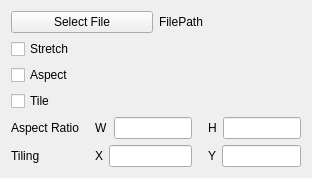
Above: config.ui from thothonegan/PlasmaWallpaperAnimatedImage before the change. Below: the same form after it.
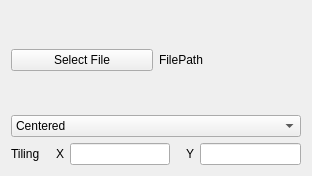
That is the form after the change.

Commit message: Replaced much of the UI to be consistent with previous wallpaper plugins.  Centered image is currently broken.

The edit to the form file:
```diff
--- a/config.ui
+++ b/config.ui
@@ -35,24 +35,32 @@
    <item>
     <layout class="QVBoxLayout" name="verticalLayout_5">
      <item>
-      <widget class="QCheckBox" name="renderOptionStretch">
+      <widget class="QComboBox" name="renderOption">
+       <item>
        <property name="text">
-        <string>Stretch</string>
-       </property>
-      </widget>
+         <string>Centered</string>
+        </property>
      </item>
      <item>
-      <widget class="QCheckBox" name="renderOptionAspect">
        <property name="text">
-        <string>Aspect</string>
-       </property>
-      </widget>
+         <string>Scaled</string>
+        </property>
      </item>
      <item>
-      <widget class="QCheckBox" name="renderOptionTile">
        <property name="text">
-        <string>Tile</string>
-       </property>
+         <string>Scaled (Preserve Aspect Ratio)</string>
+        </property>
+       </item>
+       <item>
+        <property name="text">
+         <string>Tiled</string>
+        </property>
+       </item>
+       <item>
+        <property name="text">
+         <string>Scale-Tiled</string>
+        </property>
+       </item>
       </widget>
      </item>
     </layout>
@@ -61,13 +69,6 @@
     <layout class="QHBoxLayout" name="horizontalLayout_6">
      <item>
       <layout class="QVBoxLayout" name="verticalLayout_2">
-       <item>
-        <widget class="QLabel" name="label_4">
-         <property name="text">
-          <string>Aspect Ratio</string>
-         </property>
-        </widget>
-       </item>
        <item>
         <widget class="QLabel" name="label">
          <property name="enabled">
@@ -85,20 +86,6 @@
        <property name="leftMargin">
         <number>10</number>
        </property>
-       <item>
-        <layout class="QHBoxLayout" name="horizontalLayout_7">
-         <item>
-          <widget class="QLabel" name="label_2">
-           <property name="text">
-            <string>W</string>
-           </property>
-          </widget>
-         </item>
-         <item>
-          <widget class="QLineEdit" name="aspectW"/>
-         </item>
-        </layout>
-       </item>
        <item>
         <layout class="QHBoxLayout" name="horizontalLayout_9">
          <item>
@@ -120,20 +107,6 @@
        <property name="leftMargin">
         <number>10</number>
        </property>
-       <item>
-        <layout class="QHBoxLayout" name="horizontalLayout_8">
-         <item>
-          <widget class="QLabel" name="label_3">
-           <property name="text">
-            <string>H</string>
-           </property>
-          </widget>
-         </item>
-         <item>
-          <widget class="QLineEdit" name="aspectH"/>
-         </item>
-        </layout>
-       </item>
        <item>
         <layout class="QHBoxLayout" name="horizontalLayout_10">
          <item>
```
Lines whose indentation alone changed are shown as unchanged. The commit also changes 2 other files.
